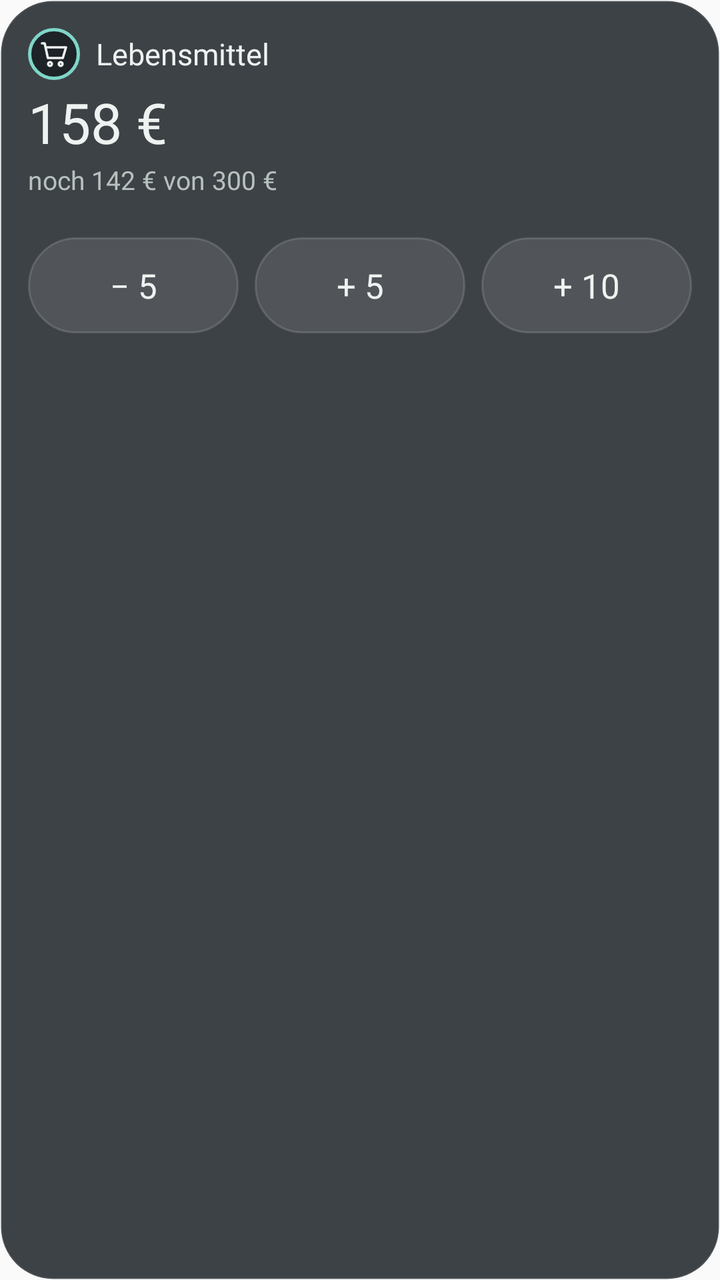
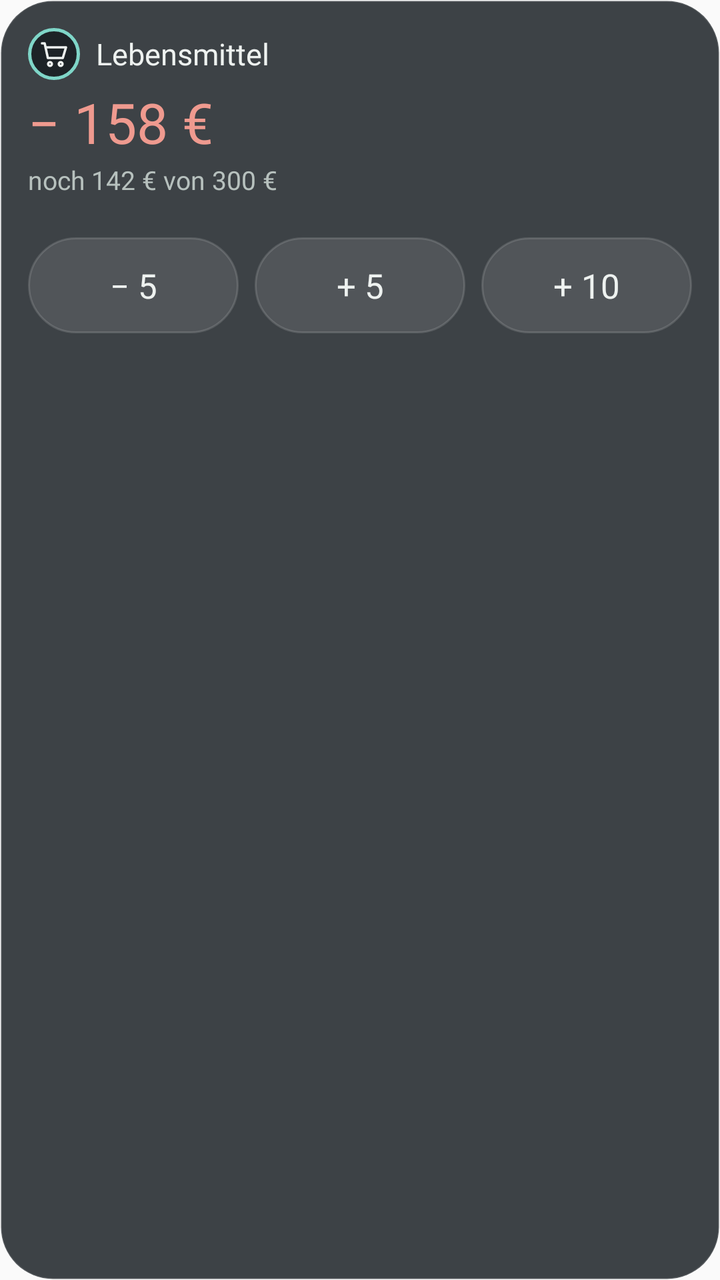

Two renders of the same Android screen: before a commit and after it. Below are the layout's source before the change and the commit's diff.
<!-- AndroidManifest.xml: application theme AppTheme -->
<!-- res/layout/widget_budget_klein.xml -->
<?xml version="1.0" encoding="utf-8"?>
<LinearLayout xmlns:android="http://schemas.android.com/apk/res/android"
    android:id="@+id/wurzel" android:layout_width="match_parent" android:layout_height="match_parent"
    android:orientation="vertical" android:background="@drawable/widget_hg" android:padding="14dp">

    <LinearLayout android:id="@+id/kopf" android:layout_width="match_parent" android:layout_height="wrap_content" android:orientation="horizontal" android:gravity="center_vertical">
        <FrameLayout android:layout_width="26dp" android:layout_height="26dp" android:background="@drawable/symbol_hg">
            <ImageView android:id="@+id/symbol" android:layout_width="match_parent" android:layout_height="match_parent" android:padding="5dp" android:src="@drawable/ic_wagen" android:contentDescription="@null"/>
            <TextView android:id="@+id/symbolEmoji" android:layout_width="match_parent" android:layout_height="match_parent" android:gravity="center" android:textSize="13sp" android:includeFontPadding="false" android:visibility="gone"/>
        </FrameLayout>
        <TextView android:id="@+id/name" android:layout_width="0dp" android:layout_height="wrap_content" android:layout_weight="1" android:layout_marginLeft="8dp" android:text="Lebensmittel" android:textColor="#EEF2F0" android:textSize="15sp" android:fontFamily="@font/barlow_semibold" android:maxLines="1" android:ellipsize="end"/>
        <TextView android:id="@+id/budget" android:layout_width="wrap_content" android:layout_height="wrap_content" android:text="Budget 300 €" android:textColor="#B7C1BE" android:textSize="13sp" android:fontFamily="@font/barlow_regular" android:visibility="gone"/>
    </LinearLayout>

    <LinearLayout android:layout_width="match_parent" android:layout_height="wrap_content" android:orientation="horizontal" android:gravity="bottom" android:layout_marginTop="6dp">
        <LinearLayout android:id="@+id/betragbereich" android:layout_width="0dp" android:layout_height="wrap_content" android:layout_weight="1" android:orientation="vertical">
            <TextView android:id="@+id/label" android:layout_width="wrap_content" android:layout_height="wrap_content" android:text="AUSGEGEBEN IM NOVEMBER" android:textColor="#B7C1BE" android:textSize="12sp" android:letterSpacing="0.04" android:fontFamily="@font/barlow_regular" android:visibility="gone"/>
            <TextView android:id="@+id/betrag" android:layout_width="wrap_content" android:layout_height="wrap_content" android:text="158 €" android:textColor="#EEF2F0" android:textSize="28sp" android:fontFamily="@font/barlow_light" android:includeFontPadding="false"/>
        </LinearLayout>
        <TextView android:id="@+id/rest" android:layout_width="wrap_content" android:layout_height="wrap_content" android:paddingBottom="4dp" android:text="noch 142 €" android:textColor="#B7C1BE" android:textSize="15sp" android:fontFamily="@font/barlow_regular" android:visibility="gone"/>
    </LinearLayout>
    <TextView android:id="@+id/info" android:layout_width="match_parent" android:layout_height="wrap_content" android:layout_marginTop="2dp" android:text="noch 142 € von 300 €" android:textColor="#B7C1BE" android:textSize="13sp" android:fontFamily="@font/barlow_regular" android:maxLines="2" android:visibility="visible"/>

    <ImageView android:id="@+id/balken" android:layout_width="match_parent" android:layout_height="6dp" android:layout_marginTop="6dp" android:scaleType="fitXY" android:contentDescription="@null"/>

    <TextView android:id="@+id/hinweis" android:layout_width="match_parent" android:layout_height="wrap_content" android:layout_marginTop="8dp" android:text="vorher 158 € · dazu 15 € · noch nicht gebucht" android:textColor="#DFE6B0" android:textSize="14sp" android:fontFamily="@font/barlow_regular" android:visibility="gone"/>

    <LinearLayout android:id="@+id/schritte" android:layout_width="match_parent" android:layout_height="wrap_content" android:orientation="horizontal" android:layout_marginTop="8dp"><TextView android:id="@+id/s1" android:layout_width="0dp" android:layout_height="48dp" android:layout_weight="1" android:background="@drawable/knopf" android:gravity="center" android:text="− 5" android:textColor="#EEF2F0" android:textSize="17sp" android:fontFamily="@font/barlow_semibold" android:maxLines="1" android:ellipsize="end" /><TextView android:layout_width="8dp" android:layout_height="1dp"/><TextView android:id="@+id/s2" android:layout_width="0dp" android:layout_height="48dp" android:layout_weight="1" android:background="@drawable/knopf" android:gravity="center" android:text="+ 5" android:textColor="#EEF2F0" android:textSize="17sp" android:fontFamily="@font/barlow_semibold" android:maxLines="1" android:ellipsize="end" /><TextView android:layout_width="8dp" android:layout_height="1dp"/><TextView android:id="@+id/s3" android:layout_width="0dp" android:layout_height="48dp" android:layout_weight="1" android:background="@drawable/knopf" android:gravity="center" android:text="+ 10" android:textColor="#EEF2F0" android:textSize="17sp" android:fontFamily="@font/barlow_semibold" android:maxLines="1" android:ellipsize="end" /></LinearLayout>

    <LinearLayout android:id="@+id/aktion" android:layout_width="match_parent" android:layout_height="wrap_content" android:orientation="horizontal" android:layout_marginTop="8dp" android:visibility="gone">
        <TextView android:id="@+id/abbrechen" android:layout_width="0dp" android:layout_height="48dp" android:layout_weight="1" android:background="@drawable/knopf_leise" android:gravity="center" android:text="Abbrechen" android:textColor="#B7C1BE" android:textSize="15sp" android:fontFamily="@font/barlow_regular" android:maxLines="1" android:ellipsize="end" /><TextView android:layout_width="8dp" android:layout_height="1dp"/><TextView android:id="@+id/buchen" android:layout_width="0dp" android:layout_height="48dp" android:layout_weight="1" android:background="@drawable/knopf_haupt" android:gravity="center" android:text="15 € buchen" android:textColor="#FFFFFF" android:textSize="16sp" android:fontFamily="@font/barlow_semibold" android:maxLines="1" android:ellipsize="end" />
    </LinearLayout>

    <LinearLayout android:id="@+id/gebucht" android:layout_width="match_parent" android:layout_height="wrap_content" android:orientation="vertical" android:layout_marginTop="10dp" android:visibility="gone">
        <ImageView android:layout_width="match_parent" android:layout_height="1dp" android:src="@drawable/linie" android:scaleType="fitXY" android:contentDescription="@null"/>
        <LinearLayout android:layout_width="match_parent" android:layout_height="wrap_content" android:orientation="horizontal" android:gravity="center_vertical" android:layout_marginTop="8dp">
            <TextView android:id="@+id/gebuchtText" android:layout_width="0dp" android:layout_height="wrap_content" android:layout_weight="1" android:text="15 € gebucht. Wo? (optional)" android:textColor="#EEF2F0" android:textSize="14sp" android:fontFamily="@font/barlow_regular" android:maxLines="2"/>
            <TextView android:id="@+id/rueck1" android:layout_width="wrap_content" android:layout_height="36dp" android:background="@drawable/knopf_leise" android:gravity="center" android:paddingLeft="14dp" android:paddingRight="14dp" android:text="Rückgängig" android:textColor="#7FD6C8" android:textSize="14sp" android:fontFamily="@font/barlow_semibold"/>
        </LinearLayout>
        <LinearLayout android:layout_width="match_parent" android:layout_height="wrap_content" android:orientation="horizontal" android:layout_marginTop="6dp"><TextView android:id="@+id/c1" android:layout_width="0dp" android:layout_height="36dp" android:layout_weight="1" android:background="@drawable/chip" android:gravity="center" android:text="Edeka" android:textColor="#EEF2F0" android:textSize="14sp" android:fontFamily="@font/barlow_regular" android:maxLines="1" android:ellipsize="end" android:paddingLeft="8dp" android:paddingRight="8dp"/><TextView android:layout_width="6dp" android:layout_height="1dp"/><TextView android:id="@+id/c2" android:layout_width="0dp" android:layout_height="36dp" android:layout_weight="1" android:background="@drawable/chip" android:gravity="center" android:text="Bäcker" android:textColor="#EEF2F0" android:textSize="14sp" android:fontFamily="@font/barlow_regular" android:maxLines="1" android:ellipsize="end" android:paddingLeft="8dp" android:paddingRight="8dp"/></LinearLayout>
        <LinearLayout android:layout_width="match_parent" android:layout_height="wrap_content" android:orientation="horizontal" android:layout_marginTop="6dp"><TextView android:id="@+id/c3" android:layout_width="0dp" android:layout_height="36dp" android:layout_weight="1" android:background="@drawable/chip" android:gravity="center" android:text="dm" android:textColor="#EEF2F0" android:textSize="14sp" android:fontFamily="@font/barlow_regular" android:maxLines="1" android:ellipsize="end" android:paddingLeft="8dp" android:paddingRight="8dp"/><TextView android:layout_width="6dp" android:layout_height="1dp"/><TextView android:id="@+id/c4" android:layout_width="0dp" android:layout_height="36dp" android:layout_weight="1" android:background="@drawable/chip" android:gravity="center" android:text="Überspringen" android:textColor="#EEF2F0" android:textSize="14sp" android:fontFamily="@font/barlow_regular" android:maxLines="1" android:ellipsize="end" android:paddingLeft="8dp" android:paddingRight="8dp"/></LinearLayout>
        <TextView android:id="@+id/c5" android:layout_width="0dp" android:layout_height="0dp" android:visibility="gone"/>
    </LinearLayout>

    <LinearLayout android:id="@+id/zuletzt" android:layout_width="match_parent" android:layout_height="wrap_content" android:orientation="vertical" android:layout_marginTop="10dp" android:visibility="gone">
        <ImageView android:layout_width="match_parent" android:layout_height="1dp" android:src="@drawable/linie" android:scaleType="fitXY" android:contentDescription="@null"/>
        <LinearLayout android:layout_width="match_parent" android:layout_height="wrap_content" android:orientation="horizontal" android:gravity="center_vertical" android:layout_marginTop="8dp">
            <ImageView android:layout_width="16dp" android:layout_height="16dp" android:src="@drawable/ic_haken" android:contentDescription="@null"/>
            <TextView android:id="@+id/zuletztText" android:layout_width="0dp" android:layout_height="wrap_content" android:layout_weight="1" android:layout_marginLeft="8dp" android:text="Zuletzt: 15 € · Edeka" android:textColor="#B7C1BE" android:textSize="14sp" android:fontFamily="@font/barlow_regular" android:maxLines="2"/>
            <TextView android:id="@+id/rueck2" android:layout_width="wrap_content" android:layout_height="36dp" android:background="@drawable/knopf_leise" android:gravity="center" android:paddingLeft="14dp" android:paddingRight="14dp" android:text="Rückgängig" android:textColor="#7FD6C8" android:textSize="14sp" android:fontFamily="@font/barlow_semibold"/>
        </LinearLayout>
    </LinearLayout>
</LinearLayout>
<!-- resources referenced by this layout -->
<resources>
  <!-- drawable chip (drawable) -->
  <?xml version="1.0" encoding="utf-8"?>
  <shape xmlns:android="http://schemas.android.com/apk/res/android" android:shape="rectangle">
      <solid android:color="#0FFFFFFF"/>
      <stroke android:width="1dp" android:color="#24FFFFFF"/>
      <corners android:radius="18dp"/>
  </shape>
  <!-- drawable ic_haken (drawable) -->
  <?xml version="1.0" encoding="utf-8"?>
  <vector xmlns:android="http://schemas.android.com/apk/res/android" android:width="16dp" android:height="16dp" android:viewportWidth="24" android:viewportHeight="24">
      <path android:strokeColor="#7FD6C8" android:strokeWidth="2.2" android:strokeLineCap="round" android:strokeLineJoin="round" android:fillColor="#00000000" android:pathData="M5,12.5 L9.5,17 L19,7"/>
  </vector>
  <!-- drawable ic_wagen (drawable) -->
  <?xml version="1.0" encoding="utf-8"?>
  <vector xmlns:android="http://schemas.android.com/apk/res/android" android:width="24dp" android:height="24dp" android:viewportWidth="24" android:viewportHeight="24">
      <path android:strokeColor="#EEF2F0" android:strokeWidth="1.8" android:strokeLineCap="round" android:strokeLineJoin="round" android:fillColor="#00000000" android:pathData="M3,4 L5,4 L7.4,15 L18.6,15 L21,7 L6.2,7 M7.6,19.5 A1.4,1.4 0 1 0 10.4,19.5 A1.4,1.4 0 1 0 7.6,19.5 M15.6,19.5 A1.4,1.4 0 1 0 18.4,19.5 A1.4,1.4 0 1 0 15.6,19.5"/>
  </vector>
  <!-- drawable knopf (drawable) -->
  <?xml version="1.0" encoding="utf-8"?>
  <shape xmlns:android="http://schemas.android.com/apk/res/android" android:shape="rectangle">
      <solid android:color="#1AFFFFFF"/>
      <stroke android:width="1dp" android:color="#24FFFFFF"/>
      <corners android:radius="24dp"/>
  </shape>
  <!-- drawable knopf_haupt (drawable) -->
  <?xml version="1.0" encoding="utf-8"?>
  <shape xmlns:android="http://schemas.android.com/apk/res/android" android:shape="rectangle">
      <solid android:color="#3A6B5C"/>
      <corners android:radius="24dp"/>
  </shape>
  <!-- drawable knopf_leise (drawable) -->
  <?xml version="1.0" encoding="utf-8"?>
  <shape xmlns:android="http://schemas.android.com/apk/res/android" android:shape="rectangle">
      <solid android:color="#00000000"/>
      <stroke android:width="1dp" android:color="#24FFFFFF"/>
      <corners android:radius="24dp"/>
  </shape>
  <!-- drawable linie (drawable) -->
  <?xml version="1.0" encoding="utf-8"?>
  <shape xmlns:android="http://schemas.android.com/apk/res/android" android:shape="rectangle">
      <solid android:color="#1AFFFFFF"/>
      <size android:height="1dp"/>
  </shape>
  <!-- drawable symbol_hg (drawable) -->
  <?xml version="1.0" encoding="utf-8"?>
  <shape xmlns:android="http://schemas.android.com/apk/res/android" android:shape="oval">
      <solid android:color="#1D2327"/>
      <stroke android:width="1.5dp" android:color="#7FD6C8"/>
  </shape>
  <!-- drawable widget_hg (drawable) -->
  <?xml version="1.0" encoding="utf-8"?>
  <shape xmlns:android="http://schemas.android.com/apk/res/android" android:shape="rectangle">
      <solid android:color="#D91D2327"/>
      <stroke android:width="1dp" android:color="#1FFFFFFF"/>
      <corners android:radius="26dp"/>
  </shape>
  <style name="AppTheme" parent="Theme.AppCompat.Light.DarkActionBar">
          
          <item name="colorPrimary">@color/colorPrimary</item>
          <item name="colorPrimaryDark">@color/colorPrimaryDark</item>
          <item name="colorAccent">@color/colorAccent</item>
      </style>
</resources>

<!-- the commit's change to res/layout/widget_budget_klein.xml (unified diff, before → after) -->
@@ -15,7 +15,7 @@
     <LinearLayout android:layout_width="match_parent" android:layout_height="wrap_content" android:orientation="horizontal" android:gravity="bottom" android:layout_marginTop="6dp">
         <LinearLayout android:id="@+id/betragbereich" android:layout_width="0dp" android:layout_height="wrap_content" android:layout_weight="1" android:orientation="vertical">
             <TextView android:id="@+id/label" android:layout_width="wrap_content" android:layout_height="wrap_content" android:text="AUSGEGEBEN IM NOVEMBER" android:textColor="#B7C1BE" android:textSize="12sp" android:letterSpacing="0.04" android:fontFamily="@font/barlow_regular" android:visibility="gone"/>
-            <TextView android:id="@+id/betrag" android:layout_width="wrap_content" android:layout_height="wrap_content" android:text="158 €" android:textColor="#EEF2F0" android:textSize="28sp" android:fontFamily="@font/barlow_light" android:includeFontPadding="false"/>
+            <TextView android:id="@+id/betrag" android:layout_width="wrap_content" android:layout_height="wrap_content" android:text="− 158 €" android:textColor="#EF9A8F" android:textSize="28sp" android:fontFamily="@font/barlow_light" android:includeFontPadding="false"/>
         </LinearLayout>
         <TextView android:id="@+id/rest" android:layout_width="wrap_content" android:layout_height="wrap_content" android:paddingBottom="4dp" android:text="noch 142 €" android:textColor="#B7C1BE" android:textSize="15sp" android:fontFamily="@font/barlow_regular" android:visibility="gone"/>
     </LinearLayout>
